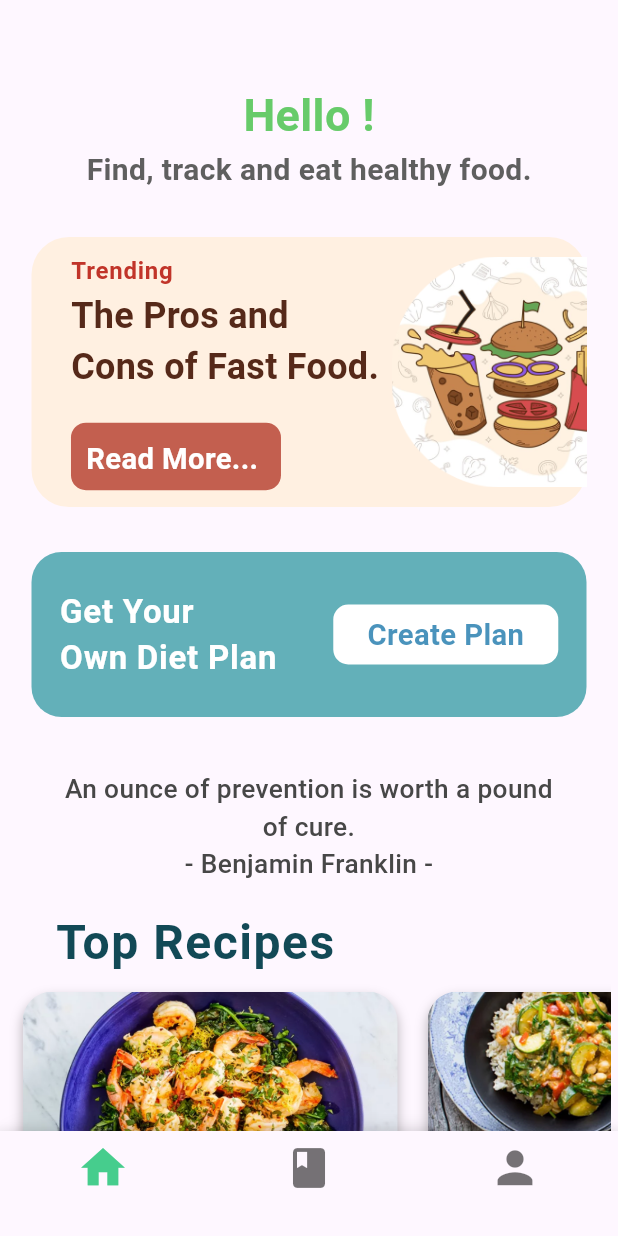
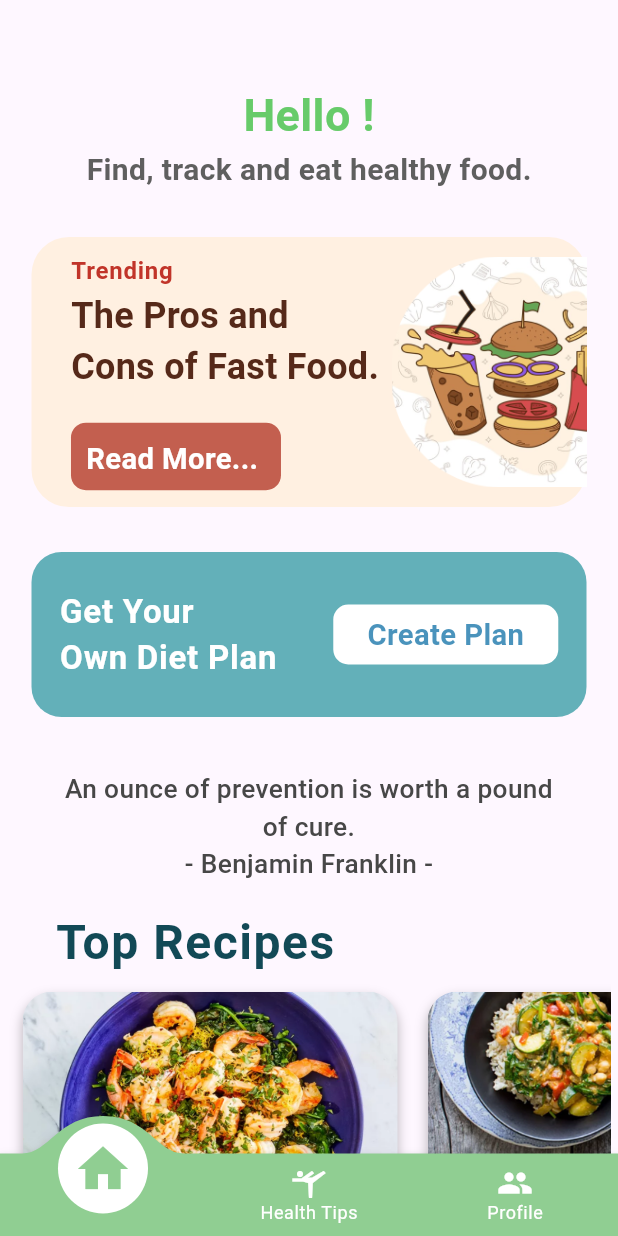
Before and after one commit to Navindu-Ashen/MyNutri, a Flutter app: the screen it shows once a user with an empty profile is signed in, on a phone screen of 412 x 824 dp. Run offline on Flutter 3.47's test engine with Material 3 defaults, Android fonts, the phone set to English and light mode, and no system bars; drawn by our look-alikes of convex_bottom_bar; our stand-ins replace cloud_firestore, firebase_auth, firebase_core; accounts and stored records are empty.

Commit message:
Added a new bottom nav bar!

```diff
--- a/my_nutri/lib/Screens/home.dart
+++ b/my_nutri/lib/Screens/home.dart
@@ -1,4 +1,5 @@
 import 'package:cloud_firestore/cloud_firestore.dart';
+import 'package:convex_bottom_bar/convex_bottom_bar.dart';
 import 'package:firebase_auth/firebase_auth.dart';
 import 'package:flutter/material.dart';
 import 'package:flutter/widgets.dart';
@@ -262,48 +263,18 @@ class _HomeScreenState extends State<HomeScreen> {
     }
     return Scaffold(
       body: currentContent,
-      bottomNavigationBar: Container(
-        decoration: const BoxDecoration(
-          borderRadius: BorderRadius.only(
-            topLeft: Radius.circular(20.0),
-            topRight: Radius.circular(20.0),
-          ),
-          boxShadow: [
-            BoxShadow(
-              color: Colors.black12,
-              blurRadius: 10.0,
-              offset: Offset(0, -1),
-            ),
-          ],
-        ),
-        child: BottomNavigationBar(
-          currentIndex: _currentTab,
-          selectedItemColor: const Color.fromARGB(195, 14, 192, 106),
-          onTap: _navigateToPage,
-          items: const [
-            BottomNavigationBarItem(
-              icon: Icon(
-                Icons.home,
-                size: 35,
-              ),
-              label: '',
-            ),
-            BottomNavigationBarItem(
-              icon: Icon(
-                Icons.book,
-                size: 32,
-              ),
-              label: '',
-            ),
-            BottomNavigationBarItem(
-              icon: Icon(
-                Icons.person,
-                size: 35,
-              ),
-              label: '',
-            ),
-          ],
-        ),
+      bottomNavigationBar: ConvexAppBar(
+        backgroundColor: Color.fromARGB(255, 144, 206, 146),
+        height: 55,
+        elevation: 3,
+        shadowColor: Colors.black87,
+        color: Colors.white,
+        onTap: _navigateToPage,
+        items: const [
+          TabItem(icon: Icons.home, title: 'Home'),
+          TabItem(icon: Icons.sports_gymnastics, title: 'Health Tips'),
+          TabItem(icon: Icons.people, title: 'Profile'),
+        ],
       ),
     );
   }
--- a/my_nutri/pubspec.yaml
+++ b/my_nutri/pubspec.yaml
@@ -39,6 +39,7 @@ dependencies:
   firebase_auth: ^4.17.9
   cloud_firestore: ^4.15.9
   flutter_launcher_icons: ^0.13.1
+  convex_bottom_bar: ^3.2.0
 
 dev_dependencies:
   flutter_test:
```
Also changed, not shown: my_nutri/pubspec.lock.
